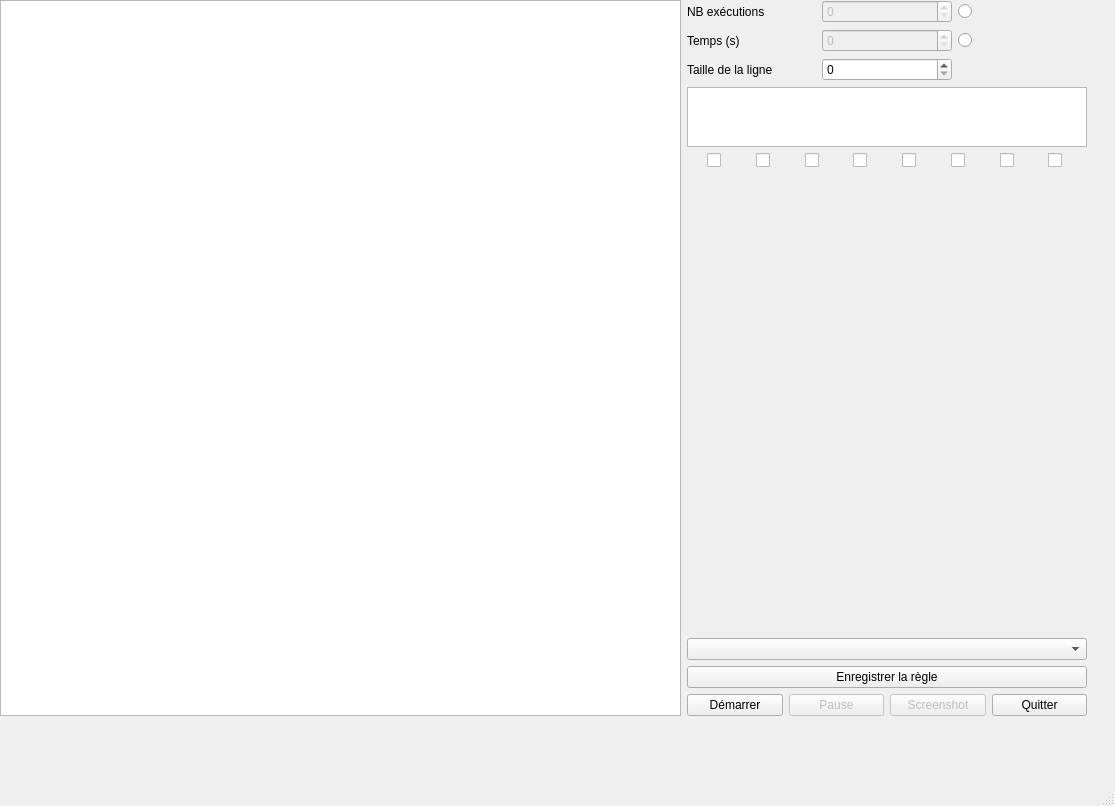
Before: the Qt Designer form Interface/lp74.ui in McKay1717/Jeux-de-la-vie, drawn with Qt 5.
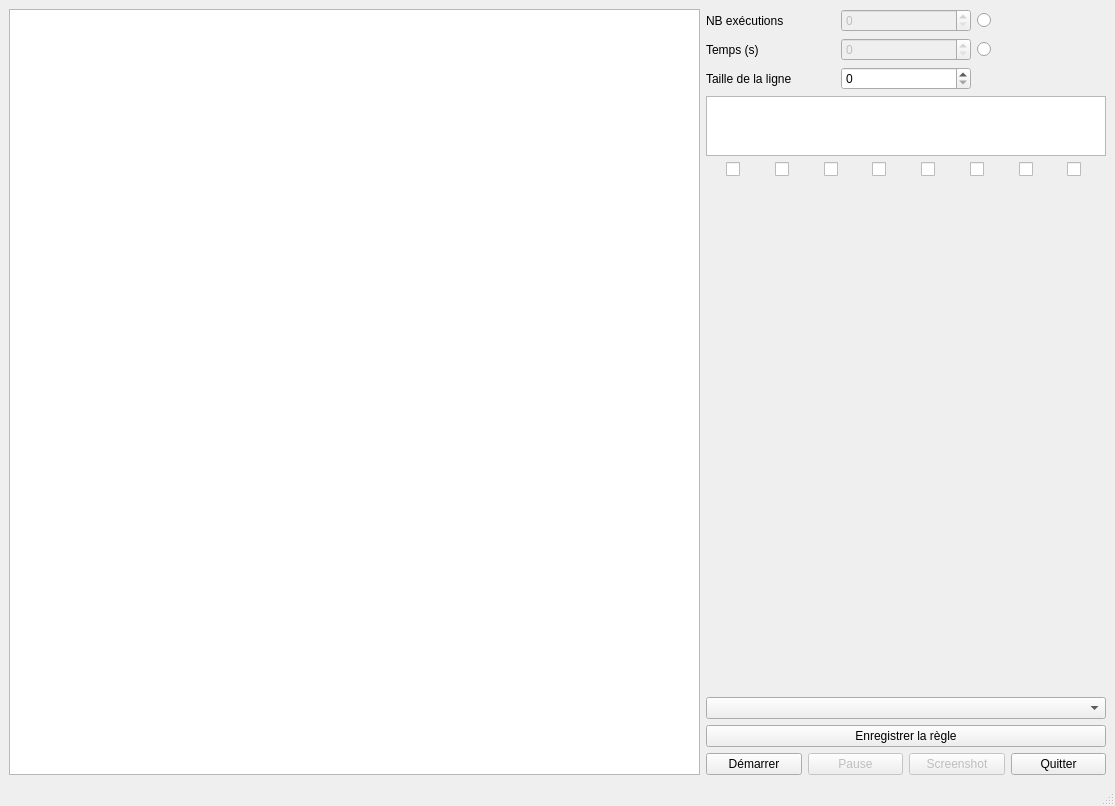
After: the same form once the commit is applied.

Patch:
```diff
--- a/Interface/lp74.ui
+++ b/Interface/lp74.ui
@@ -13,16 +13,7 @@
   <property name="windowTitle">
    <string>MainWindow</string>
   </property>
-  <widget class="QWidget" name="centralwidget">
-   <widget class="QWidget" name="widget" native="true">
-    <property name="geometry">
-     <rect>
-      <x>0</x>
-      <y>0</y>
-      <width>1087</width>
-      <height>716</height>
-     </rect>
-    </property>
+  <widget class="QWidget" name="widget">
     <layout class="QHBoxLayout" name="horizontalLayout">
      <item>
       <widget class="QGraphicsView" name="graphic"/>
@@ -269,7 +260,6 @@
       </layout>
      </item>
     </layout>
-   </widget>
   </widget>
   <widget class="QMenuBar" name="menubar">
    <property name="enabled">
```
Lines whose indentation alone changed are shown as unchanged.
